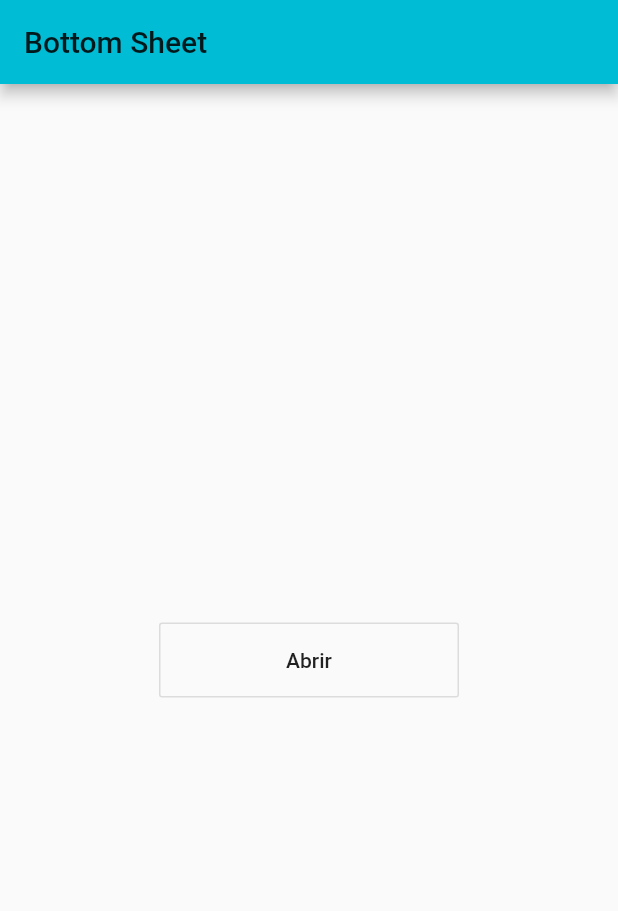
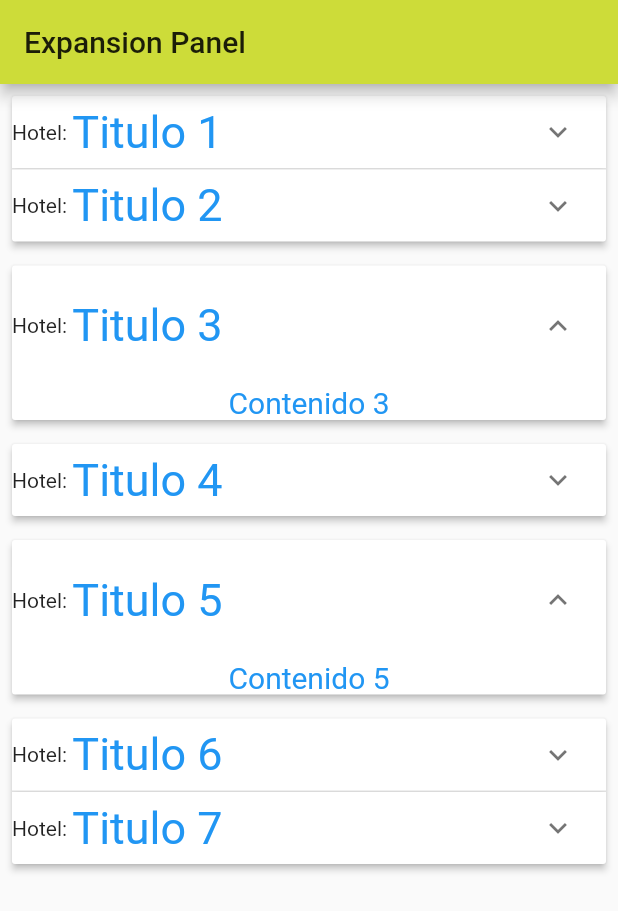
Before and after one commit to AndersonRodriguez/clases_flutter, a Flutter app: the screen it shows after launch, on a phone screen of 412 x 824 dp. Shown: the top 911 px of the screen. Run offline on Flutter 3.47's test engine with Material 2 defaults, Android fonts, the phone set to English and light mode, and no system bars; our stand-ins replace webview_flutter; missing offline and left inert: grouped_buttons.

Commit message:
nuevos widgets

```diff
--- a/lib/main.dart
+++ b/lib/main.dart
@@ -1,5 +1,4 @@
 import 'package:flutter/material.dart';
-import 'package:flutter/cupertino.dart';
 
 void main() {
   runApp(MyApp());
@@ -10,7 +9,7 @@ class MyApp extends StatelessWidget {
   Widget build(BuildContext context) {
     return MaterialApp(
       theme: ThemeData(
-        primarySwatch: Colors.cyan,
+        primarySwatch: Colors.lime,
       ),
       home: Screen(),
     );
@@ -23,45 +22,72 @@ class Screen extends StatefulWidget {
 }
 
 class _ScreenState extends State<Screen> {
-  _showBottomSheet(context) {
-    showModalBottomSheet(
-      context: context,
-      backgroundColor: Colors.red,
-      barrierColor: Color.fromARGB(30, 0, 0, 255),
-      builder: (BuildContext context) {
-        return Container(
-          height: 200.0,
-          alignment: Alignment.topCenter,
-          child: Text(
-            'Prueba',
-            style: TextStyle(
-              fontSize: 20.0,
-              fontWeight: FontWeight.bold,
-            ),
-          ),
-        );
-      },
-    );
-  }
+  List<MyItem> _items = <MyItem>[
+    MyItem(header: 'Titulo 1', body: "Contenido 1"),
+    MyItem(header: 'Titulo 2', body: "Contenido 2"),
+    MyItem(header: 'Titulo 3', body: "Contenido 3", isExpanded: true),
+    MyItem(header: 'Titulo 4', body: "Contenido 4"),
+    MyItem(header: 'Titulo 5', body: "Contenido 5", isExpanded: true),
+    MyItem(header: 'Titulo 6', body: "Contenido 6"),
+    MyItem(header: 'Titulo 7', body: "Contenido 7"),
+  ];
 
   @override
   Widget build(BuildContext context) {
     return Scaffold(
       appBar: AppBar(
-        title: Text('Bottom Sheet'),
+        title: Text('Expansion Panel'),
       ),
-      body: Center(
-        child: Container(
-          width: 200.0,
-          height: 50,
-          child: OutlineButton(
-            child: Text('Abrir'),
-            onPressed: () {
-              _showBottomSheet(context);
-            },
-          ),
+      body: Padding(
+        padding: const EdgeInsets.all(8.0),
+        child: ListView(
+          children: <Widget>[
+            ExpansionPanelList(
+              expansionCallback: (int index, bool isExpanded) {
+                setState(() {
+                  _items[index].isExpanded = !_items[index].isExpanded;
+                });
+              },
+              children: _items.map((MyItem item) {
+                return ExpansionPanel(
+                  headerBuilder: (BuildContext context, bool isExpanded) {
+                    return Row(
+                      children: <Widget>[
+                        Text('Hotel: '),
+                        Text(
+                          item.header,
+                          style: TextStyle(
+                            fontSize: 30,
+                            color: Colors.blue,
+                          ),
+                        ),
+                      ],
+                    );
+                  },
+                  isExpanded: item.isExpanded,
+                  body: Container(
+                    child: Text(
+                      item.body,
+                      style: TextStyle(
+                        fontSize: 20,
+                        color: Colors.blue,
+                      ),
+                    ),
+                  )
+                );
+              }).toList(),
+            )
+          ],
         ),
       ),
     );
   }
 }
+
+class MyItem {
+  bool isExpanded;
+  final String header;
+  final String body;
+
+  MyItem({this.isExpanded: false, this.header, this.body});
+}
--- /dev/null
+++ b/lib/widget/bottom_sheet.dart
@@ -0,0 +1,67 @@
+import 'package:flutter/material.dart';
+import 'package:flutter/cupertino.dart';
+
+void main() {
+  runApp(MyApp());
+}
+
+class MyApp extends StatelessWidget {
+  @override
+  Widget build(BuildContext context) {
+    return MaterialApp(
+      theme: ThemeData(
+        primarySwatch: Colors.cyan,
+      ),
+      home: Screen(),
+    );
+  }
+}
+
+class Screen extends StatefulWidget {
+  @override
+  _ScreenState createState() => _ScreenState();
+}
+
+class _ScreenState extends State<Screen> {
+  _showBottomSheet(context) {
+    showModalBottomSheet(
+      context: context,
+      backgroundColor: Colors.red,
+      barrierColor: Color.fromARGB(30, 0, 0, 255),
+      builder: (BuildContext context) {
+        return Container(
+          height: 200.0,
+          alignment: Alignment.topCenter,
+          child: Text(
+            'Prueba',
+            style: TextStyle(
+              fontSize: 20.0,
+              fontWeight: FontWeight.bold,
+            ),
+          ),
+        );
+      },
+    );
+  }
+
+  @override
+  Widget build(BuildContext context) {
+    return Scaffold(
+      appBar: AppBar(
+        title: Text('Bottom Sheet'),
+      ),
+      body: Center(
+        child: Container(
+          width: 200.0,
+          height: 50,
+          child: OutlineButton(
+            child: Text('Abrir'),
+            onPressed: () {
+              _showBottomSheet(context);
+            },
+          ),
+        ),
+      ),
+    );
+  }
+}
```
Also changed, not shown: lib/widget/bottom_sheet_persistant.dart (added, +106 -0 lines), lib/widget/snackbar.dart (added, +69 -0 lines).
